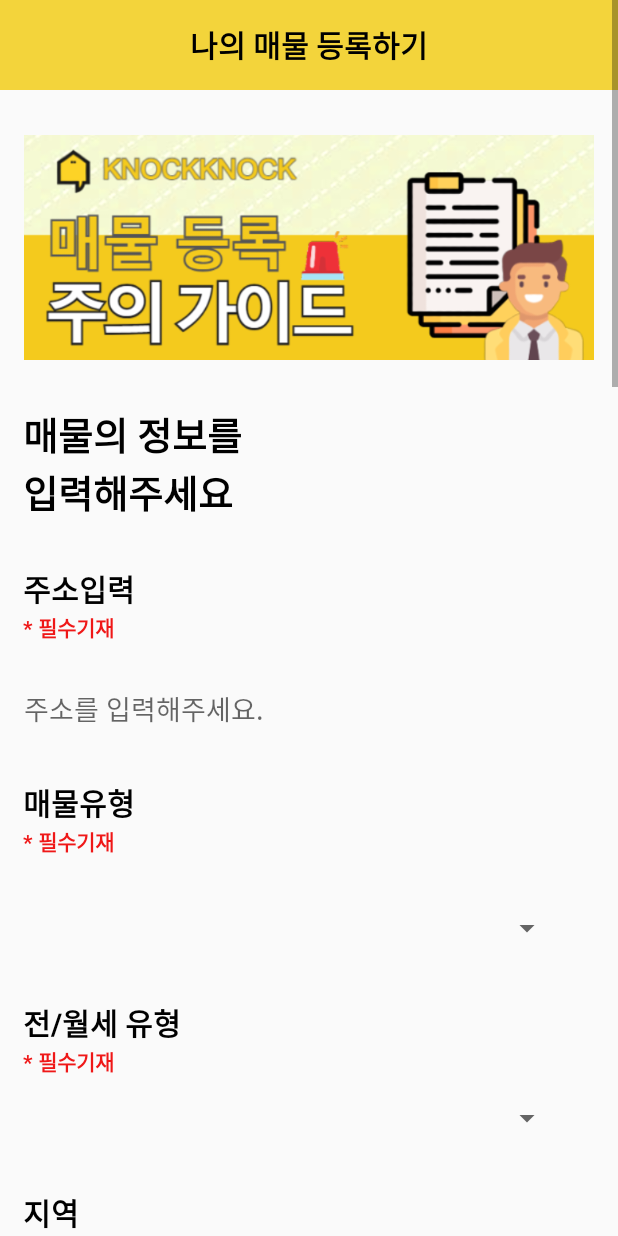
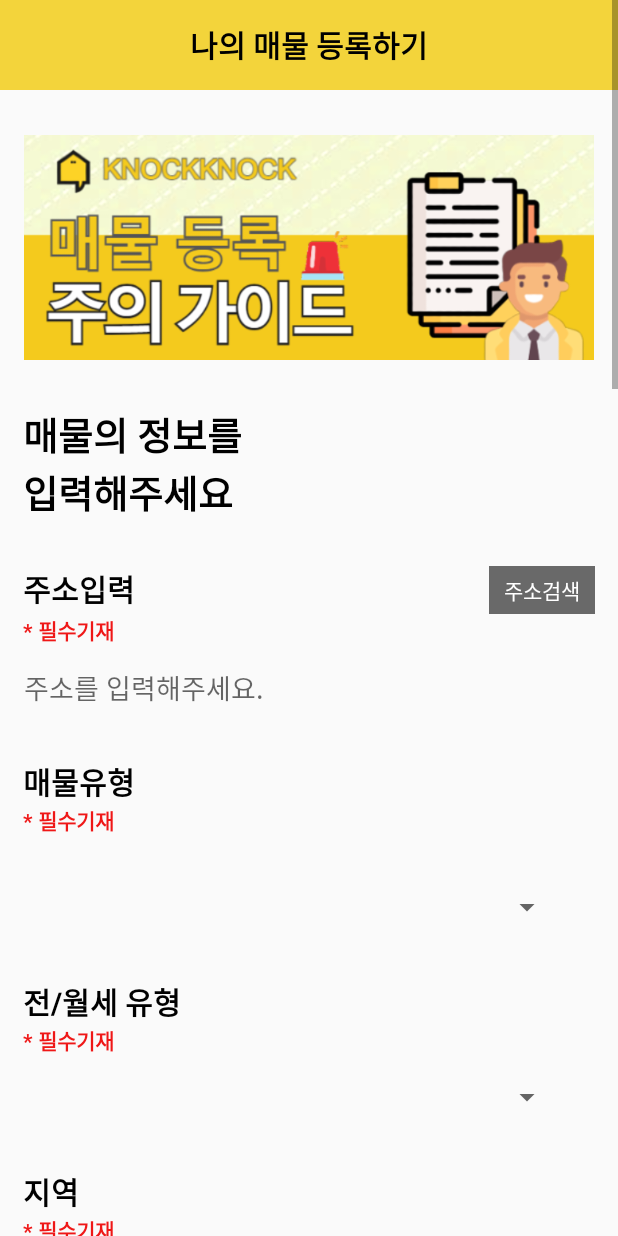
Before and after one commit to sunjoongkim/KnockKnock, an Android app: the layout activity_board_write.xml on its own in the app's theme, with its tools: preview values and no code run, on a phone screen of 412 x 824 dp. Run offline under Robolectric (Android 15) with nearby library versions, the phone set to English and light mode, and no system bars.

Commit message:
주소 검색기능 추가

```diff
--- a/app/build.gradle
+++ b/app/build.gradle
@@ -58,4 +58,6 @@ dependencies {
     testImplementation 'junit:junit:4.13.2'
     androidTestImplementation 'androidx.test.ext:junit:1.1.5'
     androidTestImplementation 'androidx.test.espresso:espresso-core:3.5.1'
+
+    implementation 'com.github.TLCompany:AddressSearch-Android:1.1.1'
 }
--- a/app/src/main/java/com/example/myapplication/relboard/RelWriteActivity.kt
+++ b/app/src/main/java/com/example/myapplication/relboard/RelWriteActivity.kt
@@ -5,6 +5,7 @@ import android.os.Bundle
 import android.widget.Toast
 import androidx.databinding.DataBindingUtil
 import com.example.myapplication.R
+import com.example.myapplication.adress.AddressSearchActivity
 import com.example.myapplication.databinding.ActivityRelWriteBinding
 import com.example.myapplication.utils.FBAuth
 import com.example.myapplication.utils.FBRef
@@ -16,7 +17,6 @@ class RelWriteActivity : AppCompatActivity() {
     override fun onCreate(savedInstanceState: Bundle?) {
         super.onCreate(savedInstanceState)
         binding = DataBindingUtil.setContentView(this, R.layout.activity_rel_write)
-
 
         binding.writeBtn.setOnClickListener {
 
--- a/app/src/main/res/layout/activity_board_write.xml
+++ b/app/src/main/res/layout/activity_board_write.xml
@@ -58,6 +58,10 @@
             <View android:layout_width="match_parent"
                 android:layout_height="30dp"/>
 
+            <RelativeLayout
+                android:layout_width="wrap_content"
+                android:layout_height="wrap_content">
+
                 <TextView
                     android:layout_width="match_parent"
                     android:layout_height="match_parent"
@@ -66,6 +70,23 @@
                     android:textStyle="bold"
                     android:text="주소입력"
                     android:textSize="20dp"/>
+
+                <TextView
+                    android:id="@+id/btnSearchAddress"
+                    android:layout_width="wrap_content"
+                    android:layout_height="wrap_content"
+                    android:layout_marginRight="15dp"
+                    android:paddingTop="5dp"
+                    android:paddingBottom="5dp"
+                    android:paddingLeft="10dp"
+                    android:paddingRight="10dp"
+                    android:layout_alignParentRight="true"
+                    android:text="주소검색"
+                    android:textColor="@color/white"
+                    android:background="#696969"/>
+
+            </RelativeLayout>
+
             <TextView
                 android:layout_width="match_parent"
                 android:layout_height="match_parent"
@@ -74,21 +95,36 @@
                 android:textStyle="bold"
                 android:text="* 필수기재"
                 android:textSize="14dp"/>
+
+            <TextView
+                android:id="@+id/address1Area"
+                android:layout_width="360dp"
+                android:layout_height="35dp"
+                android:layout_marginTop="16dp"
+                android:layout_marginLeft="15dp"
+                android:gravity="bottom"
+                android:textSize="18sp"
+                android:textColor="@color/black"
+                android:visibility="gone"/>
+
             <EditText
-                android:id="@+id/adressArea"
+                android:id="@+id/address2Area"
                 android:background="@android:color/transparent"
                 android:layout_width="360dp"
                 android:layout_height="55dp"
                 android:layout_marginStart="16dp"
                 android:layout_marginLeft="16dp"
-                android:layout_marginTop="16dp"
                 android:layout_marginEnd="16dp"
                 android:layout_marginRight="16dp"
                 android:ems="10"
+                android:textSize="18sp"
+                android:textColor="@color/black"
                 android:hint="주소를 입력해주세요."
                 android:inputType="textPersonName"
                 app:layout_constraintEnd_toEndOf="parent"
                 app:layout_constraintStart_toStartOf="parent"/>
+
+
 
             <TextView
                 android:layout_marginTop="20dp"
--- a/app/src/main/res/layout/fragment_home.xml
+++ b/app/src/main/res/layout/fragment_home.xml
@@ -20,6 +20,7 @@
                 android:orientation="vertical">
 
                 <LinearLayout
+                    android:id="@+id/searchAddressView"
                     android:layout_width="match_parent"
                     android:layout_height="70dp"
                     android:orientation="horizontal">
--- a/app/src/main/res/values/strings.xml
+++ b/app/src/main/res/values/strings.xml
@@ -11,4 +11,6 @@
     <string name="hello_second_fragment">Hello second fragment. Arg: %1$s</string>
     <!-- TODO: Remove or change this placeholder text -->
     <string name="hello_blank_fragment">Hello blank fragment</string>
+
+    <string name="juso_key">devU01TX0FVVEgyMDIzMTEyODIxNDMzODExNDMxNTQ=</string>
 </resources>
--- a/gradle.properties
+++ b/gradle.properties
@@ -21,3 +21,4 @@ kotlin.code.style=official
 # resources declared in the library itself and none from the library's dependencies,
 # thereby reducing the size of the R class for that library
 android.nonTransitiveRClass=true
+android.enableJetifier=true
--- a/settings.gradle
+++ b/settings.gradle
@@ -10,6 +10,7 @@ dependencyResolutionManagement {
     repositories {
         google()
         mavenCentral()
+        maven { url 'https://www.jitpack.io' }
     }
 }
 rootProject.name = "My Application"
```
Also changed, not shown: app/src/main/AndroidManifest.xml (+11 -0 lines), app/src/main/java/com/example/myapplication/adress/AddressSearchActivity.kt (+38 -1 lines), app/src/main/java/com/example/myapplication/board2/BoardWriteActivity.kt (+32 -11 lines), app/src/main/java/com/example/myapplication/fragment/HomeFragment.kt (+8 -6 lines), app/src/main/res/layout/activity_address_search.xml (+17 -0 lines). Lines whose indentation alone changed are shown as unchanged.
